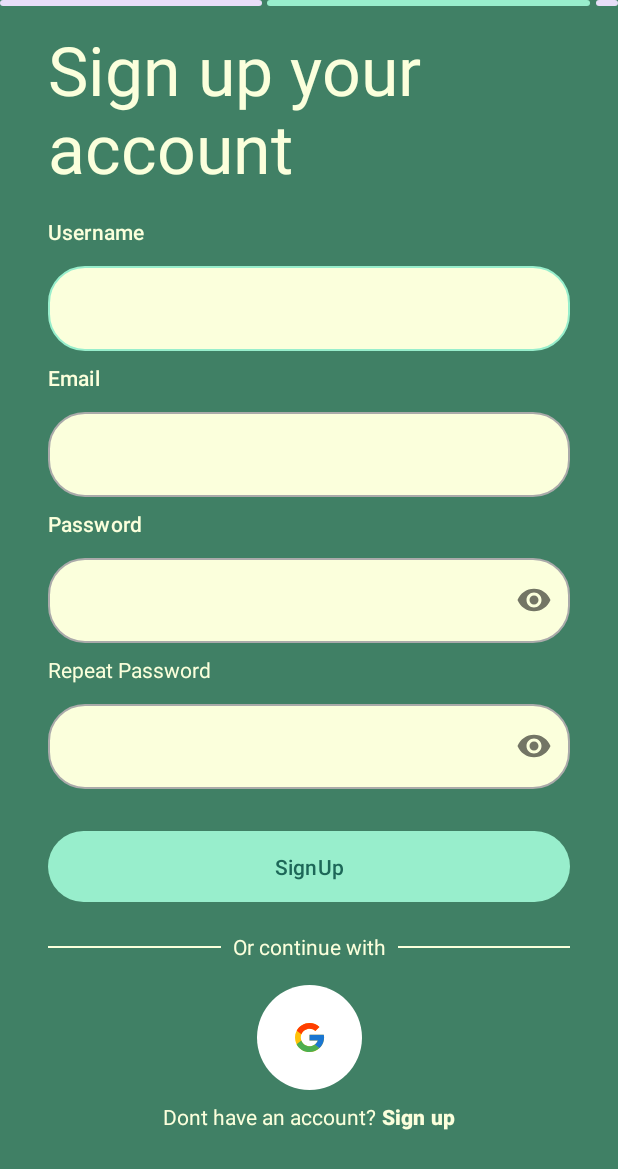
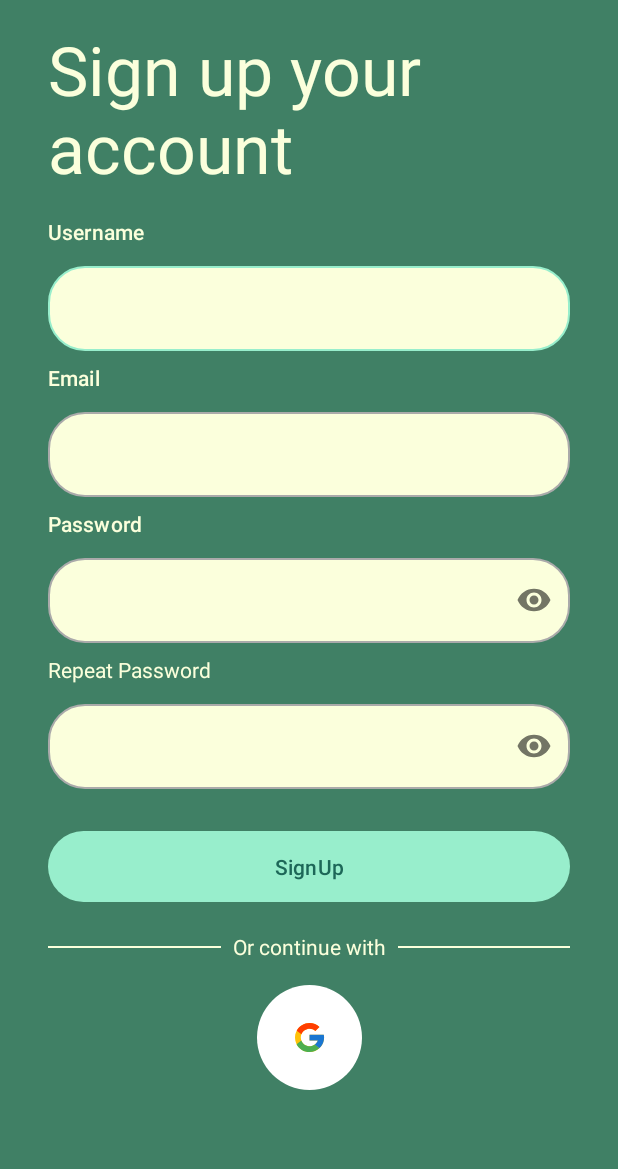
Before and after one commit to Devanoz/Recreate-app, an Android app: the RegisterActivity screen opened directly, with no data from a screen before it, on a phone screen of 412 x 824 dp. Shown: the top 1169 px of the screen. Run offline under Robolectric (Android 15) with nearby library versions, the phone set to English and light mode, and no system bars.

Commit message:
update login and register

```diff
--- a/app/src/main/java/org/tensorflow/codelabs/objectdetection/api/ApiService.kt
+++ b/app/src/main/java/org/tensorflow/codelabs/objectdetection/api/ApiService.kt
@@ -1,5 +1,4 @@
 package org.tensorflow.codelabs.objectdetection.api
-
 
 import org.tensorflow.codelabs.objectdetection.api.model.LoginModel
 import org.tensorflow.codelabs.objectdetection.api.model.RegisterModel
--- /dev/null
+++ b/app/src/main/java/org/tensorflow/codelabs/objectdetection/api/pojo/login/LoginResponseType.kt
@@ -0,0 +1,3 @@
+package org.tensorflow.codelabs.objectdetection.api.pojo.login
+
+sealed class LoginResponseType
--- a/app/src/main/java/org/tensorflow/codelabs/objectdetection/ui/register/RegisterActivity.kt
+++ b/app/src/main/java/org/tensorflow/codelabs/objectdetection/ui/register/RegisterActivity.kt
@@ -1,24 +1,68 @@
 package org.tensorflow.codelabs.objectdetection.ui.register
 
+import android.os.Bundle
+import android.text.TextUtils
+import android.util.Patterns
+import android.view.View
+import androidx.activity.viewModels
 import androidx.appcompat.app.AppCompatActivity
-import android.os.Bundle
-import org.tensorflow.codelabs.objectdetection.R
+import androidx.core.widget.addTextChangedListener
+import com.google.android.material.textfield.TextInputEditText
 import org.tensorflow.codelabs.objectdetection.databinding.ActivityRegisterBinding
+
 
 class RegisterActivity : AppCompatActivity() {
     private lateinit var binding: ActivityRegisterBinding
+
+    private val viewModel by viewModels<RegisterViewModel> { RegisterViewModelFactory(application) }
+
+
+    private lateinit var usernameInput: TextInputEditText
+    private lateinit var emailInput: TextInputEditText
+    private lateinit var passwordInput: TextInputEditText
+    private lateinit var repeatPasswordInput: TextInputEditText
+
     override fun onCreate(savedInstanceState: Bundle?) {
         super.onCreate(savedInstanceState)
         binding = ActivityRegisterBinding.inflate(layoutInflater)
         setContentView(binding.root)
 
-        val usernameInput = binding.usernameTextfield
-        val emailInput = binding.emailTextfield
-        val passwordInput = binding.passwordTextfield
-        val repeatPasswordInput = binding.repeatPasswordTextfield
+        usernameInput = binding.usernameTextfield
+        emailInput = binding.emailTextfield
+        passwordInput = binding.passwordTextfield
+        repeatPasswordInput = binding.repeatPasswordTextfield
 
+        val signupButton = binding.signupButton
 
+        val linearProgressBar = binding.linearProgressBar
+
+        viewModel.linearProgressBarVisibillity.observe(this) { isShowing ->
+            linearProgressBar.visibility = if(isShowing) View.VISIBLE else View.INVISIBLE
+        }
+
+        signupButton.setOnClickListener {
+            viewModel.register(
+                username = usernameInput.text.toString(),
+                email = emailInput.text.toString(),
+                password = passwordInput.toString()
+            )
+        }
+        setRegisterValidation()
     }
 
+    private fun setRegisterValidation() {
+        emailInput.addTextChangedListener {
+            if(!isValidEmail(it.toString())) {
+                emailInput.error = "Email is not Valid"
+            }
+        }
+    }
 
+    private fun isValidEmail(target: CharSequence): Boolean {
+        return if (TextUtils.isEmpty(target)) {
+            false
+        } else {
+            Patterns.EMAIL_ADDRESS.matcher(target).matches()
+        }
+    }
 }
--- a/app/src/main/java/org/tensorflow/codelabs/objectdetection/ui/register/RegisterViewModel.kt
+++ b/app/src/main/java/org/tensorflow/codelabs/objectdetection/ui/register/RegisterViewModel.kt
@@ -2,24 +2,43 @@ package org.tensorflow.codelabs.objectdetection.ui.register
 
 import android.app.Application
 import android.content.Context
+import android.widget.Toast
+import androidx.lifecycle.LiveData
+import androidx.lifecycle.MutableLiveData
 import androidx.lifecycle.ViewModel
 import androidx.lifecycle.ViewModelProvider
+import androidx.lifecycle.viewModelScope
+import kotlinx.coroutines.launch
 import org.tensorflow.codelabs.objectdetection.data.AppRepository
 import org.tensorflow.codelabs.objectdetection.di.Injection
 import java.lang.Exception
 
-class RegisterViewModel(private val appRepository: AppRepository): ViewModel() {
+class RegisterViewModel(private val appRepository: AppRepository,private val application: Application): ViewModel() {
+
+    private val _linearProgressBarVisibillity = MutableLiveData(false)
+    val linearProgressBarVisibillity: LiveData<Boolean> get() = _linearProgressBarVisibillity
+
+    private val _isRegistered = MutableLiveData(false)
+    val isRegistered: LiveData<Boolean> get() = _isRegistered
 
     fun register(username: String,email: String,password: String) {
-        try {
-
-        }catch (e: Exception) {
-
+        _linearProgressBarVisibillity.value = true
+        viewModelScope.launch {
+            try {
+                val response = appRepository.register(username,email,password)
+                if(response.isSuccessful) {
+                    _isRegistered.value = true
+                    _linearProgressBarVisibillity.value = false
+                }
+            }catch (e: Exception) {
+                _linearProgressBarVisibillity.value = false
+                Toast.makeText(application as Context,"Register failed please try again",Toast.LENGTH_SHORT).show()
+            }
         }
     }
 }
 
-class LoginViewModelFactory constructor(private val application: Application) :
+class RegisterViewModelFactory constructor(private val application: Application) :
     ViewModelProvider.Factory {
 
     private val repository = Injection.provideRepository(application as Context)
@@ -27,7 +46,7 @@ class LoginViewModelFactory constructor(private val application: Application) :
     @Suppress("unchecked_cast")
     override fun <T : ViewModel> create(modelClass: Class<T>): T {
         return if (modelClass.isAssignableFrom(RegisterViewModel::class.java)) {
-            RegisterViewModel(repository) as T
+            RegisterViewModel(repository,application) as T
         } else {
             throw IllegalArgumentException("Viewmodel not found")
         }
--- a/app/src/main/res/layout/activity_register.xml
+++ b/app/src/main/res/layout/activity_register.xml
@@ -136,7 +136,7 @@
     </com.google.android.material.textfield.TextInputLayout>
 
     <com.google.android.material.button.MaterialButton
-        android:id="@+id/login_button"
+        android:id="@+id/signup_button"
         android:layout_width="0dp"
         android:layout_height="55dp"
         android:text="SignUp"
@@ -155,7 +155,7 @@
         android:background="@color/yellow_tertiary"
         app:layout_constraintBottom_toBottomOf="@+id/textView3"
         app:layout_constraintEnd_toStartOf="@+id/textView3"
-        app:layout_constraintStart_toStartOf="@+id/login_button"
+        app:layout_constraintStart_toStartOf="@+id/signup_button"
         app:layout_constraintTop_toTopOf="@+id/textView3" />
 
     <TextView
@@ -164,9 +164,9 @@
         android:layout_height="wrap_content"
         android:layout_marginTop="16dp"
         android:text="Or continue with"
-        app:layout_constraintEnd_toEndOf="@+id/login_button"
-        app:layout_constraintStart_toStartOf="@+id/login_button"
-        app:layout_constraintTop_toBottomOf="@+id/login_button" />
+        app:layout_constraintEnd_toEndOf="@+id/signup_button"
+        app:layout_constraintStart_toStartOf="@+id/signup_button"
+        app:layout_constraintTop_toBottomOf="@+id/signup_button" />
 
     <View
         android:id="@+id/view2"
@@ -175,7 +175,7 @@
         android:layout_marginStart="8dp"
         android:background="@color/yellow_tertiary"
         app:layout_constraintBottom_toBottomOf="@+id/textView3"
-        app:layout_constraintEnd_toEndOf="@+id/login_button"
+        app:layout_constraintEnd_toEndOf="@+id/signup_button"
         app:layout_constraintStart_toEndOf="@+id/textView3"
         app:layout_constraintTop_toTopOf="@+id/textView3" />
 
@@ -201,26 +201,5 @@
         app:layout_constraintStart_toStartOf="@+id/view"
         app:layout_constraintTop_toBottomOf="@+id/textView3" />
 
-    <LinearLayout
-        android:layout_width="wrap_content"
-        android:layout_height="wrap_content"
-        android:layout_marginTop="8dp"
-        app:layout_constraintEnd_toEndOf="@+id/view2"
-        app:layout_constraintStart_toStartOf="@+id/view"
-        app:layout_constraintTop_toBottomOf="@+id/google_image_button">
-
-        <TextView
-            android:layout_width="wrap_content"
-            android:layout_height="wrap_content"
-            android:text="Dont have an account?" />
-
-        <TextView
-            android:layout_width="wrap_content"
-            android:layout_height="wrap_content"
-            android:layout_marginStart="4dp"
-            android:textStyle="bold"
-            android:textAppearance="@style/TextAppearance.Material3.LabelLarge"
-            android:text="Sign up" />
-    </LinearLayout>
 
 </androidx.constraintlayout.widget.ConstraintLayout>
```
Also changed, not shown: app/src/main/java/org/tensorflow/codelabs/objectdetection/ui/login/LoginViewmodel.kt (+16 -11 lines), 112 other files.
